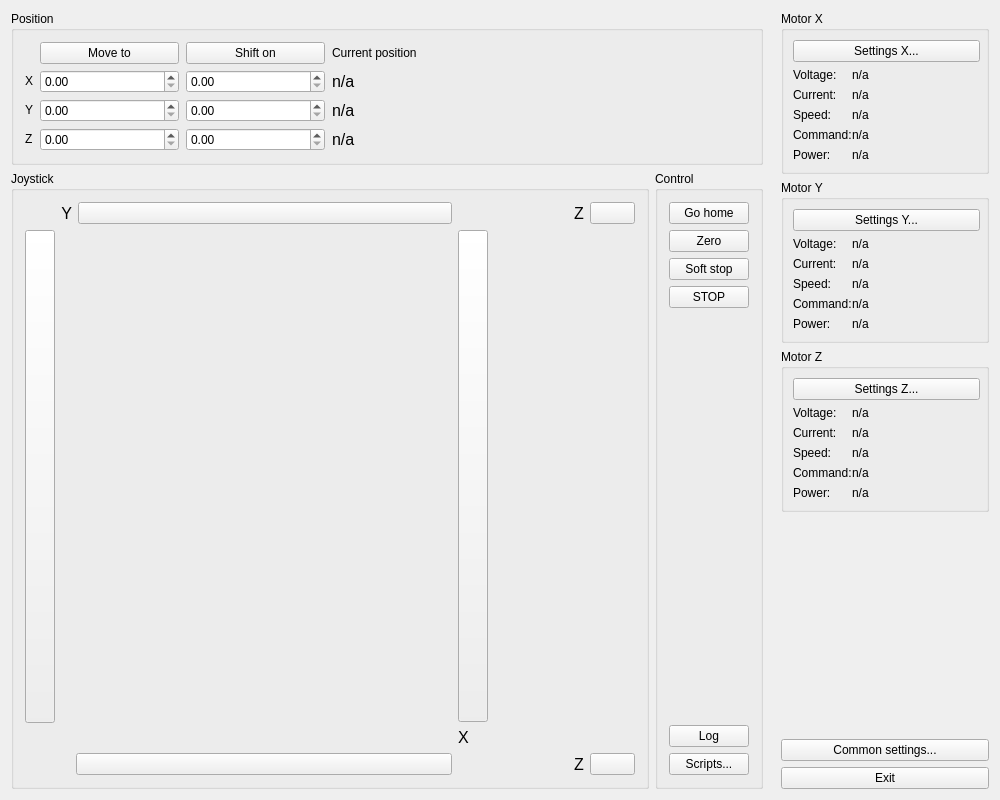
Before: the Qt Designer form src/multiaxis.ui in EPC-MSU/XILab, drawn with Qt 5.
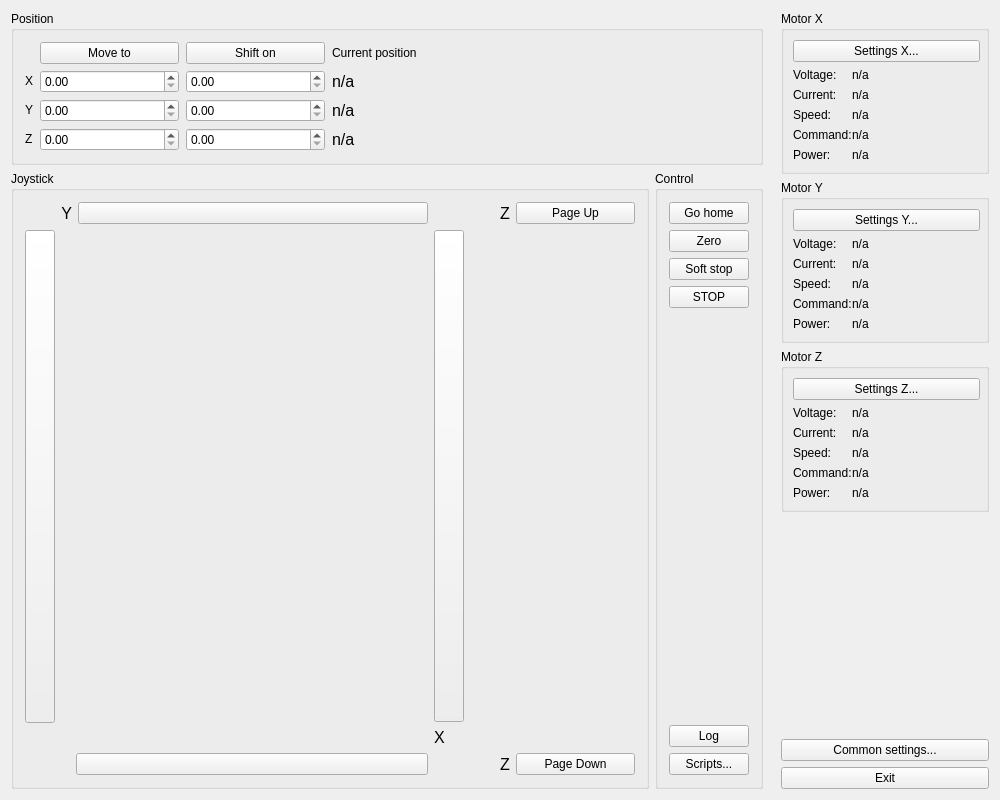
After: the same form once the commit is applied. Icons and pictures are not drawn. Custom widgets are drawn as their Qt base class.

Commit message: Adding labels. Unification of the approach to all axes.

Patch:
```diff
--- a/src/multiaxis.ui
+++ b/src/multiaxis.ui
@@ -500,7 +500,7 @@
               </property>
               <property name="sizeHint" stdset="0">
                <size>
-                <width>40</width>
+                <width>20</width>
                 <height>20</height>
                </size>
               </property>
@@ -619,7 +619,7 @@
                  </property>
                  <property name="minimumSize">
                   <size>
-                   <width>45</width>
+                   <width>119</width>
                    <height>0</height>
                   </size>
                  </property>
@@ -630,7 +630,7 @@
                   </size>
                  </property>
                  <property name="text">
-                  <string/>
+                  <string>Page Up</string>
                  </property>
                  <property name="icon">
                   <iconset resource="../Resources/XILab.qrc">
@@ -657,7 +657,7 @@
                  </property>
                  <property name="sizeHint" stdset="0">
                   <size>
-                   <width>40</width>
+                   <width>10</width>
                    <height>20</height>
                   </size>
                  </property>
@@ -680,6 +680,9 @@
                </property>
                <item row="0" column="2">
                 <widget class="QPushButton" name="pushButton_joyDec_3">
+                 <property name="enabled">
+                  <bool>true</bool>
+                 </property>
                  <property name="sizePolicy">
                   <sizepolicy hsizetype="Maximum" vsizetype="Fixed">
                    <horstretch>0</horstretch>
@@ -688,7 +691,7 @@
                  </property>
                  <property name="minimumSize">
                   <size>
-                   <width>45</width>
+                   <width>119</width>
                    <height>0</height>
                   </size>
                  </property>
@@ -699,7 +702,7 @@
                   </size>
                  </property>
                  <property name="text">
-                  <string/>
+                  <string>Page Down</string>
                  </property>
                  <property name="icon">
                   <iconset resource="../Resources/XILab.qrc">
@@ -726,7 +729,7 @@
                  </property>
                  <property name="sizeHint" stdset="0">
                   <size>
-                   <width>40</width>
+                   <width>10</width>
                    <height>20</height>
                   </size>
                  </property>
```
Left out of the diff: 88 changed lines with no effect on the pictures. The commit also changes 3 other files.
